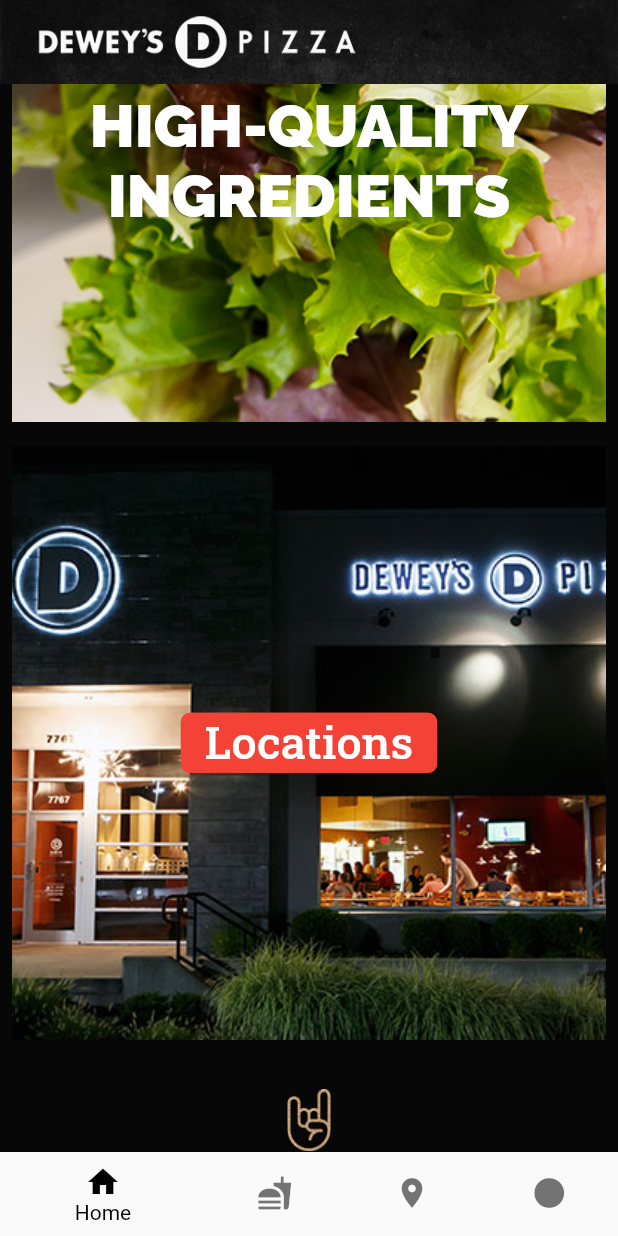
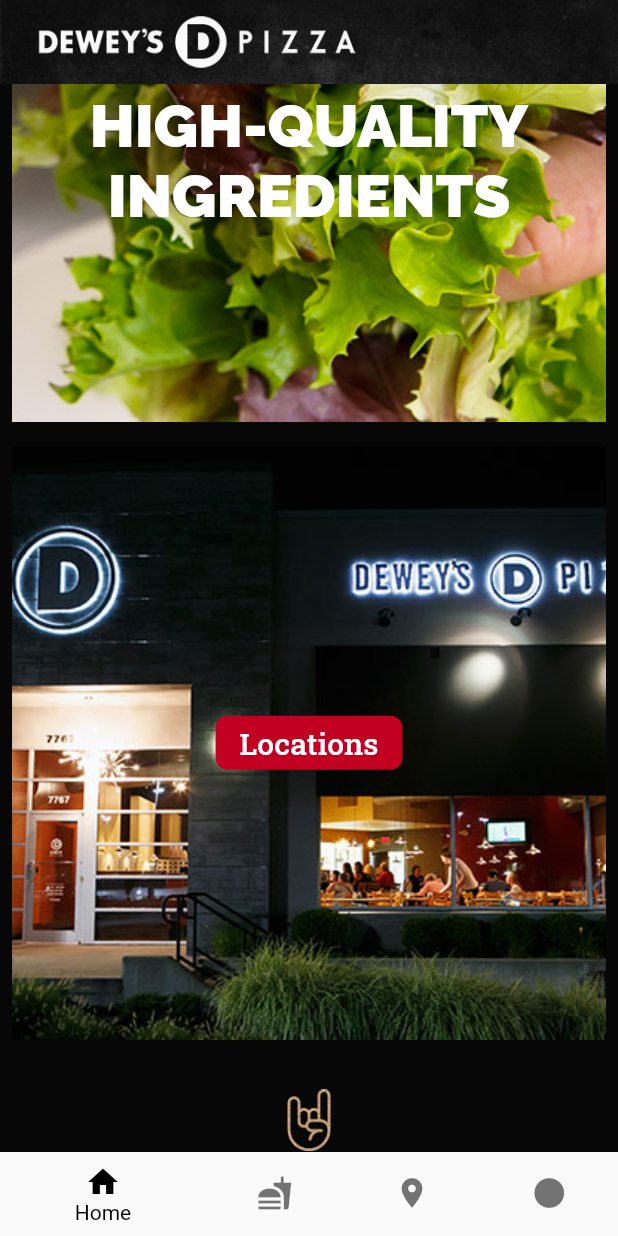
Before and after one commit to eli-front/deweys-prototype, a Flutter app: the screen it shows after launch, scrolled down 1152 dp, after a tap on "Locations", on a phone screen of 412 x 824 dp. Run offline on Flutter 3.47's test engine with Material 2 defaults, Android fonts, the phone set to English and light mode, and no system bars; our stand-ins replace carousel_slider.

Commit message:
home color updates

```diff
--- a/lib/homeOption.dart
+++ b/lib/homeOption.dart
@@ -47,7 +47,7 @@ class HomeOption extends StatelessWidget {
                         fit: BoxFit.fitHeight,
                       ),
                     ),
-                    CarouselText(_messageList[index], Colors.transparent)
+                    CarouselText(_messageList[index], btnColor: Colors.transparent)
                   ],
                 ),
               );
@@ -81,17 +81,7 @@ class HomeOption extends StatelessWidget {
         ),
         PromotionStack(
           'assets/1za.png',
-          FlatButton(
-            color: Colors.red,
-            shape: RoundedRectangleBorder(
-                borderRadius: BorderRadius.circular(6.0),
-                side: BorderSide(color: Colors.red)
-            ),
-            child: RobotoSlabText('VIEW MENU', 30,),
-            onPressed: () {
-              print('Locations');
-            },
-          )
+          RedButton('View Menu')
         ),
         PromotionStack(
           'assets/2leaf.png',
@@ -99,17 +89,7 @@ class HomeOption extends StatelessWidget {
         ),
         PromotionStack(
           'assets/Kenwood-web.png',
-          FlatButton(
-            color: Colors.red,
-            shape: RoundedRectangleBorder(
-                borderRadius: BorderRadius.circular(6.0),
-                side: BorderSide(color: Colors.red)
-            ),
-            child: RobotoSlabText('Locations', 30,),
-            onPressed: () {
-              print('Locations');
-            },
-          )
+          RedButton('Locations')
         ),
         Padding(
           padding: const EdgeInsets.all(25.0),
@@ -141,7 +121,7 @@ class HomeOption extends StatelessWidget {
                           fit: BoxFit.fitHeight,
                         ),
                       ),
-                      CarouselText(_messageList2[index], Colors.red)
+                      CarouselText(_messageList2[index])
                     ],
                   ),
                 );
@@ -333,7 +313,7 @@ class CarouselText extends StatelessWidget {
 
   final String words;
   final Color btnColor;
-  CarouselText(this.words, this.btnColor);
+  CarouselText(this.words, {this.btnColor});
 
   @override
   Widget build(BuildContext context) {
@@ -344,10 +324,10 @@ class CarouselText extends StatelessWidget {
         children: [
           RalewayText(sects[0], 30,),
           FlatButton(
-            color: btnColor,
+            color: btnColor ?? Color.fromRGBO(194, 0, 33, 1.0),
             shape: RoundedRectangleBorder(
                 borderRadius: BorderRadius.circular(8.0),
-                side: BorderSide(color: btnColor)
+                side: BorderSide(color: btnColor ?? Color.fromRGBO(194, 0, 33, 1.0))
             ),
             child: RobotoSlabText(sects[1], 20,),
             onPressed: () {
@@ -357,17 +337,7 @@ class CarouselText extends StatelessWidget {
         ],
       );
     } else {
-      return FlatButton(
-        color: btnColor,
-        shape: RoundedRectangleBorder(
-            borderRadius: BorderRadius.circular(8.0),
-            side: BorderSide(color: btnColor)
-        ),
-        child: RobotoSlabText(words, 20,),
-        onPressed: () {
-          print(words);
-        },
-      );
+      return RedButton(words, size: 20,);
     }
   }
 }
--- a/lib/textPresets.dart
+++ b/lib/textPresets.dart
@@ -52,7 +52,7 @@ class RedButton extends StatelessWidget {
   @override
   Widget build(BuildContext context) {
     return FlatButton(
-      color: Colors.red,
+      color: Color.fromRGBO(194, 0, 33, 1.0),
       shape: RoundedRectangleBorder(
           borderRadius: BorderRadius.circular(8.0),
       ),
```
